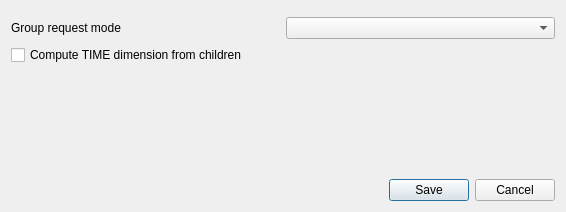
Qt form src/ui/qgsgroupwmsdatadialogbase.ui (qgis/QGIS) before a commit.
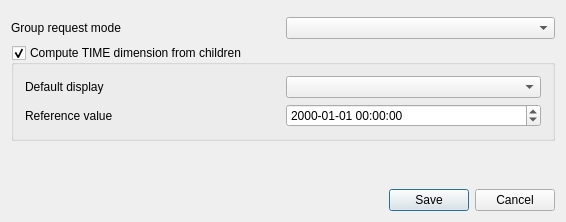
The same form after that commit. Icons and pictures are not drawn. Custom widgets are drawn as their Qt base class.

Commit message: feat(WmsTimeDimension): Write a default dimension display

```diff
--- a/src/ui/qgsgroupwmsdatadialogbase.ui
+++ b/src/ui/qgsgroupwmsdatadialogbase.ui
@@ -10,7 +10,7 @@
     <x>0</x>
     <y>0</y>
     <width>566</width>
-    <height>212</height>
+    <height>222</height>
    </rect>
   </property>
   <property name="windowTitle">
@@ -34,8 +34,8 @@
        <rect>
         <x>0</x>
         <y>0</y>
-        <width>548</width>
-        <height>162</height>
+        <width>533</width>
+        <height>176</height>
        </rect>
       </property>
       <layout class="QVBoxLayout" name="verticalLayout_2">
@@ -73,13 +73,52 @@
         </layout>
        </item>
        <item>
-        <widget class="QCheckBox" name="mComputeTimeDimension">
+        <widget class="QgsCollapsibleGroupBox" name="mComputeTimeDimension">
          <property name="toolTip">
           <string>When a GetCapabilities request is sent, QGIS server will return a TIME dimension computed as an union of all time dimension of its children recursively</string>
          </property>
-         <property name="text">
+         <property name="title">
           <string>Compute TIME dimension from children</string>
          </property>
+         <property name="checkable">
+          <bool>true</bool>
+         </property>
+         <layout class="QGridLayout" name="gridLayout">
+          <item row="1" column="0">
+           <widget class="QLabel" name="mReferenceValueLabel">
+            <property name="text">
+             <string>Reference value</string>
+            </property>
+           </widget>
+          </item>
+          <item row="0" column="2">
+           <widget class="QComboBox" name="mDefaultDisplayComboBox">
+            <property name="toolTip">
+             <string>&lt;html&gt;&lt;head/&gt;&lt;body&gt;&lt;p&gt;TIME dimension default value on GetMap request. If &amp;quot;All Values&amp;quot; is selected, no filtering is applied, all group children layers are rendered. Any other item selected would filter the rendering on a given time dimension value (minimum or maximum children layers date time , or a reference value)&lt;/p&gt;&lt;/body&gt;&lt;/html&gt;</string>
+            </property>
+           </widget>
+          </item>
+          <item row="0" column="0">
+           <widget class="QLabel" name="mDefaultDisplayLabel">
+            <property name="text">
+             <string>Default display</string>
+            </property>
+           </widget>
+          </item>
+          <item row="1" column="2">
+           <widget class="QgsDateTimeEdit" name="mReferenceValueDateTimeEdit">
+            <property name="toolTip">
+             <string>&lt;html&gt;&lt;head/&gt;&lt;body&gt;&lt;p&gt;Use only when default display is set to &amp;quot;Reference Value&amp;quot;.&lt;/p&gt;&lt;/body&gt;&lt;/html&gt;</string>
+            </property>
+            <property name="displayFormat">
+             <string>yyyy-MM-dd HH:mm:ss</string>
+            </property>
+            <property name="timeSpec">
+             <enum>Qt::TimeSpec::UTC</enum>
+            </property>
+           </widget>
+          </item>
+         </layout>
         </widget>
        </item>
        <item>
@@ -122,6 +161,17 @@
    <header>qgsmaplayerserverpropertieswidget.h</header>
    <container>1</container>
   </customwidget>
+  <customwidget>
+   <class>QgsCollapsibleGroupBox</class>
+   <extends>QGroupBox</extends>
+   <header>qgscollapsiblegroupbox.h</header>
+   <container>1</container>
+  </customwidget>
+  <customwidget>
+   <class>QgsDateTimeEdit</class>
+   <extends>QDateTimeEdit</extends>
+   <header>qgsdatetimeedit.h</header>
+  </customwidget>
  </customwidgets>
  <tabstops>
   <tabstop>buttonBox</tabstop>
```
Left out of the diff: 2 changed lines with no effect on the pictures. The commit also changes 12 other files.
